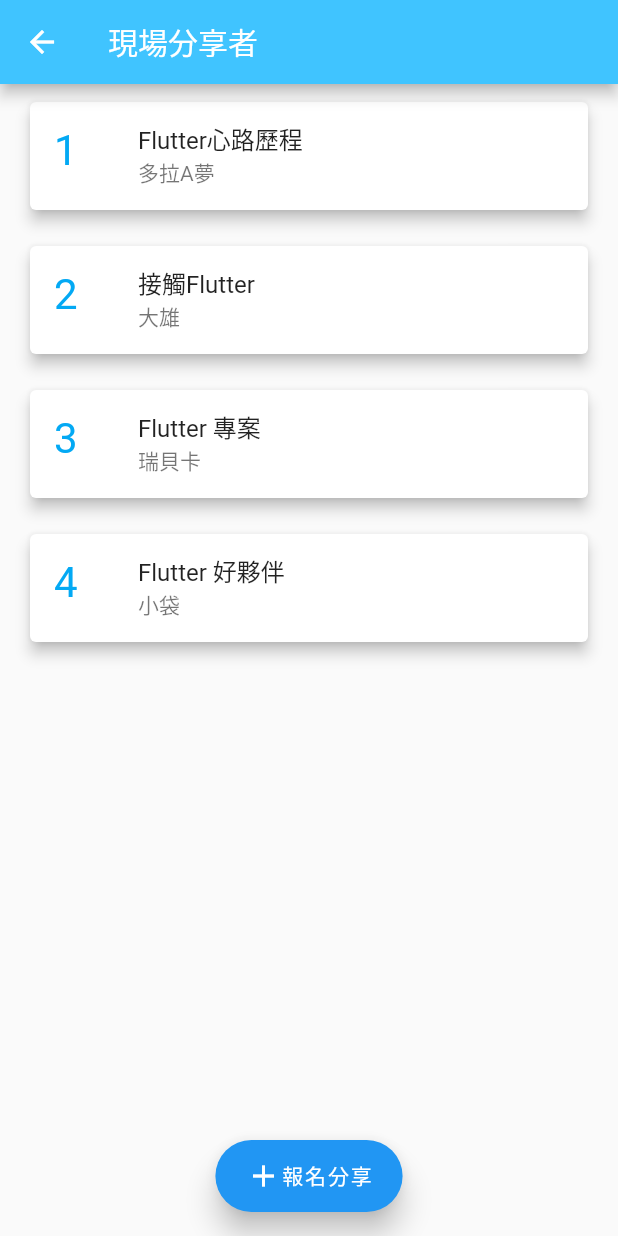
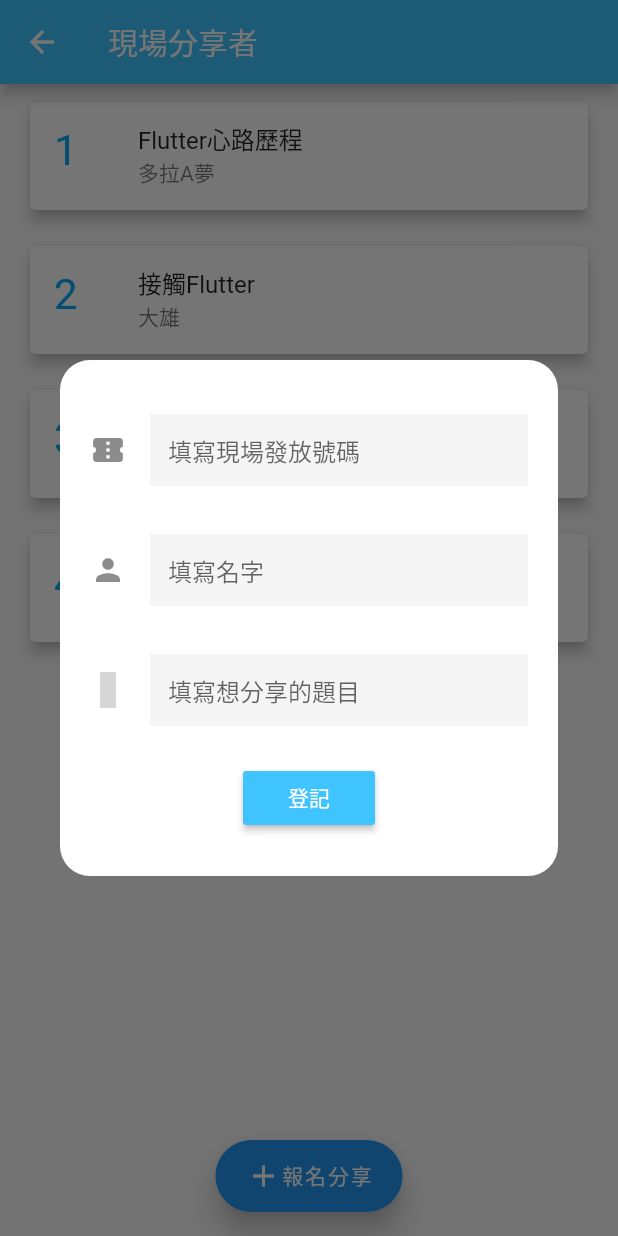
Before and after one commit to chloe722/flutter_taipei, a Flutter app: the TalkScreen screen opened directly, after a tap on "報名分享", on a phone screen of 412 x 824 dp. Run offline on Flutter 3.47's test engine with Material 2 defaults, Android fonts, the phone set to English and light mode, and no system bars; our stand-ins replace flutter_icons; grey boxes are pictures that could not be loaded.

Commit message:
Implemented signUpLighteningTalk Dialog with formField and validation

```diff
--- a/lib/data.dart
+++ b/lib/data.dart
@@ -39,7 +39,7 @@ final List<String> times = [
   "21:30",
 ];
 
-
+//TODO
 final List<LighteningTalk> lighteningTalks = [
 
   LighteningTalk(orderNumber: "1", speakerName: "多拉A夢", topic: "Flutter心路歷程"),
--- a/lib/screens/agenda_screen.dart
+++ b/lib/screens/agenda_screen.dart
@@ -1,6 +1,7 @@
 import 'package:flutter/material.dart';
 import 'package:flutter_taipei/constants.dart';
 import 'package:flutter_taipei/data.dart';
+import 'package:flutter_taipei/strings.dart';
 import 'package:flutter_taipei/timeline.dart';
 import 'package:flutter_taipei/timeline_item.dart';
 
@@ -9,7 +10,7 @@ class AgendaScreen extends StatelessWidget {
   Widget build(BuildContext context) {
     return Scaffold(
       appBar: AppBar(
-        title: Text("Agenda"),
+        title: Text(kAgendaTitle),
         backgroundColor: kBgColor,
       ),
       body: Center(
--- /dev/null
+++ b/lib/screens/sign_up_lightening_talk_screen.dart
@@ -0,0 +1,132 @@
+import 'package:flutter/material.dart';
+import 'package:flutter_icons/flutter_icons.dart';
+import 'package:flutter_taipei/constants.dart';
+import 'package:flutter_taipei/strings.dart';
+
+
+class SignUpLighteningTalkScreen extends StatefulWidget {
+  @override
+  _SignUpLighteningTalkScreenState createState() => _SignUpLighteningTalkScreenState();
+}
+
+class _SignUpLighteningTalkScreenState extends State<SignUpLighteningTalkScreen> {
+  final TextEditingController numberController = TextEditingController();
+
+  final TextEditingController nameController = TextEditingController();
+
+  final TextEditingController topicController = TextEditingController();
+
+  final _formKey = GlobalKey<FormState>();
+
+  Widget _formField(
+      {TextEditingController controller,
+      String hint,
+      IconData icon}) {
+    return Flexible(
+      child: Padding(
+        padding: const EdgeInsets.symmetric(vertical: 16.0),
+        child: TextFormField(
+          controller: controller,
+          keyboardType: (hint == kNumberHint)? TextInputType.number : TextInputType.text,
+          validator: (val) => _validateInput(type: hint, val: val),
+          decoration: InputDecoration(
+            filled: true,
+            border: InputBorder.none,
+            icon: Icon(icon),
+            hintText: hint,
+          ),
+        ),
+      ),
+    );
+  }
+
+  String _validateInput({String type, String val}) {
+
+    switch (type) {
+      case kNumberHint:
+        if (val.isEmpty) {
+          return kErrorNumberInput;
+        } else if (_validateNumber() == false) {
+          return kInvalidNumberInput;
+        } else {
+          return null;
+        }
+        break;
+
+      case kNameHint:
+        return (val.isEmpty)? kErrorNameInput : null;
+      case kTopicHint:
+        return (val.isEmpty)? kErrorTopicInput : null;
+      default:
+        return null;
+    }
+  }
+
+  bool _validateNumber() {
+    //TODO
+    return true;
+  }
+
+  void _signUp() {
+
+    if (_formKey.currentState.validate()) {
+
+      String _number = numberController.value.text;
+      String _name = nameController.value.text;
+      String _topic = topicController.value.text;
+
+      print(_number + _name + _topic);
+      Navigator.pop(context);
+    }
+  }
+
+  Widget _content() {
+    return  Container(
+      padding: EdgeInsets.all(20.0),
+      child: Form(
+        key: _formKey,
+        child: SingleChildScrollView(
+          child: Column(
+            mainAxisAlignment: MainAxisAlignment.spaceEvenly,
+            mainAxisSize: MainAxisSize.min,
+            children: <Widget>[
+              _formField(
+                hint: kNumberHint,
+                icon: Icons.confirmation_number,
+                controller: numberController,),
+              _formField(
+                  hint: kNameHint,
+                  icon: Icons.person,
+                  controller: nameController),
+              _formField(
+                  hint: kTopicHint,
+                  icon: MaterialCommunityIcons.thought_bubble,
+                  controller: topicController),
+              Padding(
+                padding: EdgeInsets.symmetric(vertical: 8.0),
+                child: RaisedButton(
+                  onPressed: () => _signUp(),
+                  splashColor: Colors.grey,
+                  child: Text(kSignUp, style: TextStyle(color: Colors.white)),
+                  color: kBgColor,
+                ),
+              )
+            ],
+          ),
+        ),
+      ),
+    );
+  }
+
+
+  @override
+  Widget build(BuildContext context) {
+    return Dialog(
+      shape: RoundedRectangleBorder(
+        borderRadius: BorderRadius.circular(20),
+      ),
+      elevation: 0.0,
+      child: _content(),
+    );
+  }
+}
--- a/lib/screens/talk_screen.dart
+++ b/lib/screens/talk_screen.dart
@@ -2,13 +2,15 @@ import 'package:flutter/material.dart';
 import 'package:flutter_taipei/constants.dart';
 import 'package:flutter_taipei/data.dart';
 import 'package:flutter_taipei/model/lightening_talk.dart';
+import 'package:flutter_taipei/screens/sign_up_lightening_talk_screen.dart';
+import 'package:flutter_taipei/strings.dart';
 
 class TalkScreen extends StatelessWidget {
   @override
   Widget build(BuildContext context) {
     return Scaffold(
       appBar: AppBar(
-        title: Text("現場分享者"),
+        title: Text(kLighteningTalkTitle),
         backgroundColor: kBgColor,
       ),
       floatingActionButton: FloatingActionButton.extended(
@@ -19,11 +21,13 @@ class TalkScreen extends StatelessWidget {
         label: Row(
           children: <Widget>[
             Icon(Icons.add),
-            Text("報名分享"),
+            Text(kSignUpForLighteningTalk),
           ],
         ),
         onPressed: () {
-          print("click");
+          showDialog(context: context,
+          builder: (context) => SignUpLighteningTalkScreen(),
+          barrierDismissible: true);
         },
       ),
       floatingActionButtonLocation: FloatingActionButtonLocation.centerFloat,
--- a/lib/strings.dart
+++ b/lib/strings.dart
@@ -16,3 +16,22 @@ const String kSpeakerTopic2 = "TBD";
 const String kSpeakerIntro2 =
     "一名工程師\n曾經 12 年待在上海沒有回過台灣。回台灣的第一年，爬玉山、腳踏車環島、泳渡日月潭，後來完成了標準鐵人三項。當然還很喜歡讀書和旅遊，目前是「好想工作室」的 co-founder";
 const String kSpeakerTopicIntro2 = "";
+
+const String kLighteningTalkTitle = "現場分享者";
+const String kAgendaTitle = "流程";
+
+
+const String kSignUp = "登記";
+const String kSignUpForLighteningTalk = "報名分享";
+
+const String kNumberLabel = "號碼";
+const String kNameLabel = "名字";
+const String kTopicLabel = "主題";
+const String kNumberHint = "填寫現場發放號碼";
+const String kNameHint = "填寫名字";
+const String kTopicHint = "填寫想分享的題目";
+
+const String kErrorNumberInput = "請填寫號碼";
+const String kInvalidNumberInput = "號碼無效，請重新輸入";
+const String kErrorNameInput = "請填寫名字";
+const String kErrorTopicInput = "請填寫題目";
```
